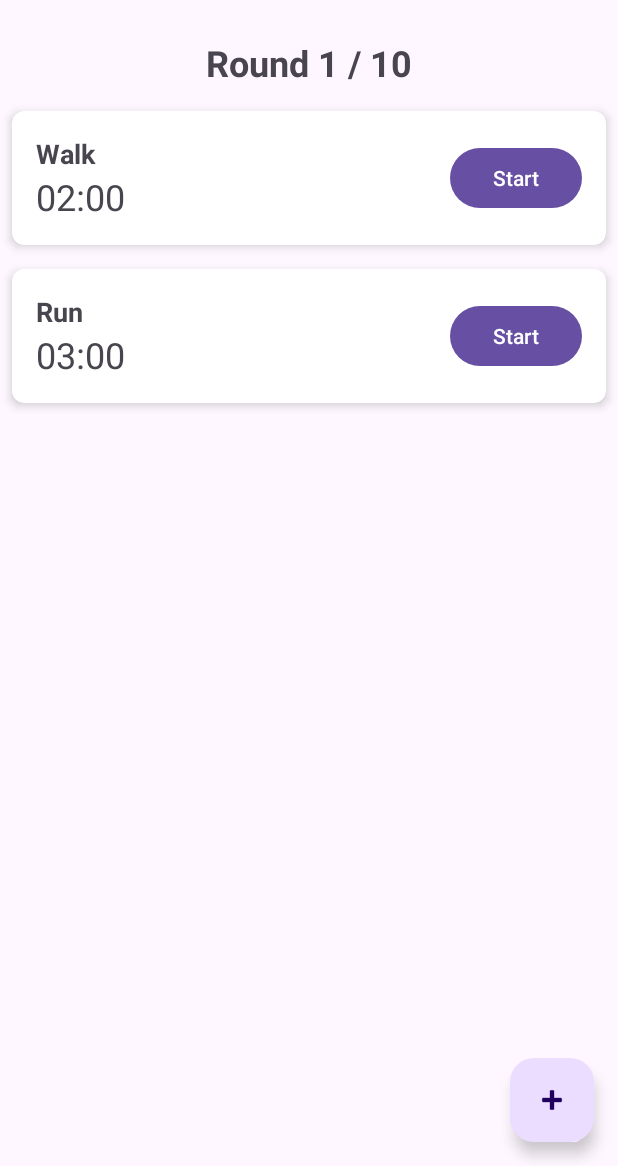
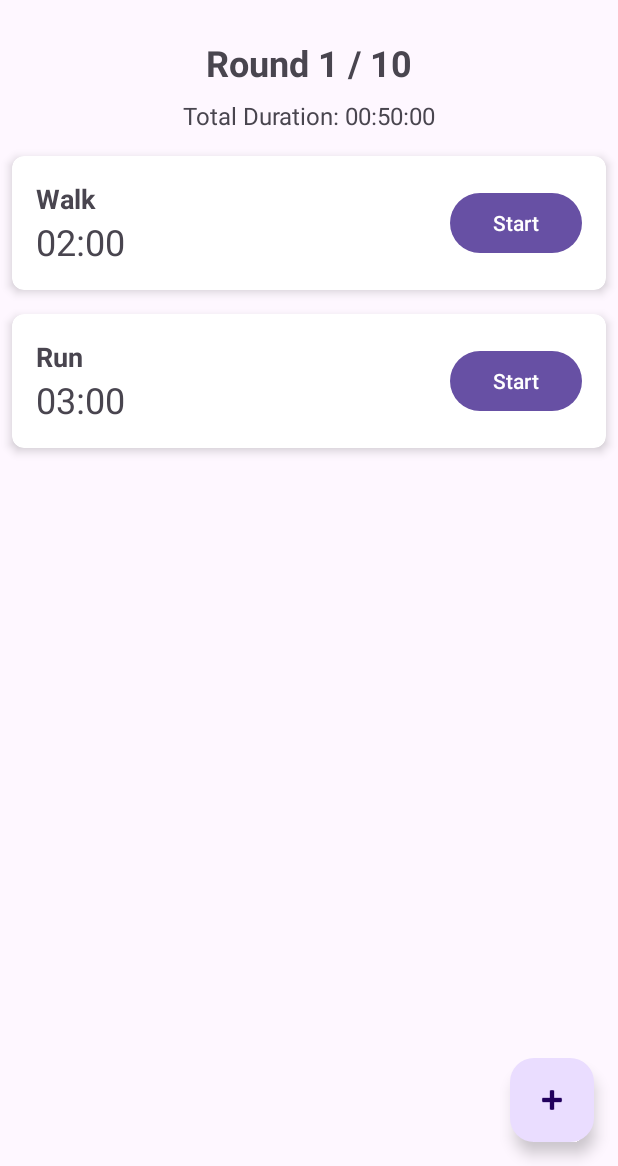
Before and after one commit to jplozf/Cronos, an Android app: the screen it shows after launch (MainActivity), on a phone screen of 412 x 824 dp, the part 70-1236 px from its top. Run offline under Robolectric (Android 15) with nearby library versions, the phone set to English and light mode, and no system bars.

Commit message:
add total duration

```diff
--- a/app/src/main/java/fr/ozf/cronos/MainActivity.java
+++ b/app/src/main/java/fr/ozf/cronos/MainActivity.java
@@ -15,6 +15,7 @@ import androidx.recyclerview.widget.RecyclerView;
 import java.util.ArrayList;
 import java.util.List;
 import java.util.Locale;
+import java.util.concurrent.TimeUnit;
 
 import fr.ozf.cronos.databinding.ActivityMainBinding;
 
@@ -28,6 +29,7 @@ public class MainActivity extends AppCompatActivity implements TimerAdapter.OnTi
     private TimerAdapter timerAdapter;
     private List<Timer> timerList;
     private TextView roundDisplayTextView;
+    private TextView totalDurationTextView;
     private int currentRound = 1;
     private int totalRounds = 10; // Default total rounds
 
@@ -41,6 +43,7 @@ public class MainActivity extends AppCompatActivity implements TimerAdapter.OnTi
         setSupportActionBar(binding.toolbar);
 
         roundDisplayTextView = findViewById(R.id.round_display_text_view);
+        totalDurationTextView = findViewById(R.id.total_duration_text_view);
         updateRoundDisplay();
 
         roundDisplayTextView.setOnClickListener(v -> {
@@ -61,6 +64,7 @@ public class MainActivity extends AppCompatActivity implements TimerAdapter.OnTi
                             currentRound = 1; // Reset current round if it exceeds new total
                         }
                         updateRoundDisplay();
+                        updateTotalDurationDisplay(); // Update total duration after changing total rounds
                         Toast.makeText(this, "Total rounds updated", Toast.LENGTH_SHORT).show();
                     } else {
                         Toast.makeText(this, "Total rounds must be greater than 0", Toast.LENGTH_SHORT).show();
@@ -83,6 +87,8 @@ public class MainActivity extends AppCompatActivity implements TimerAdapter.OnTi
         timerAdapter = new TimerAdapter(timerList, this, this, this);
         timerRecyclerView.setAdapter(timerAdapter);
 
+        updateTotalDurationDisplay(); // Initial update of total duration
+
         binding.fab.setOnClickListener(new View.OnClickListener() {
             @Override
             public void onClick(View view) {
@@ -90,6 +96,7 @@ public class MainActivity extends AppCompatActivity implements TimerAdapter.OnTi
                 timerList.add(new Timer("New Timer", 1 * 60 * 1000)); // Default 1 minute timer
                 timerAdapter.notifyItemInserted(newItemPosition);
                 timerRecyclerView.scrollToPosition(newItemPosition);
+                updateTotalDurationDisplay(); // Update total duration after adding a timer
             }
         });
     }
@@ -147,6 +154,8 @@ public class MainActivity extends AppCompatActivity implements TimerAdapter.OnTi
             timer.setRunning(false);
             timerAdapter.notifyItemChanged(position);
 
+            updateTotalDurationDisplay(); // Update total duration after editing a timer
+
             Toast.makeText(this, "Timer updated", Toast.LENGTH_SHORT).show();
         });
         builder.setNegativeButton("Cancel", (dialog, which) -> dialog.cancel());
@@ -158,6 +167,7 @@ public class MainActivity extends AppCompatActivity implements TimerAdapter.OnTi
             timerList.remove(position);
             timerAdapter.notifyItemRemoved(position);
             alertDialog.dismiss(); // Dismiss the created dialog
+            updateTotalDurationDisplay(); // Update total duration after deleting a timer
             Toast.makeText(this, "Timer deleted", Toast.LENGTH_SHORT).show();
         });
 
@@ -177,4 +187,19 @@ public class MainActivity extends AppCompatActivity implements TimerAdapter.OnTi
     private void updateRoundDisplay() {
         roundDisplayTextView.setText(String.format(Locale.getDefault(), "Round %d / %d", currentRound, totalRounds));
     }
+
+    private void updateTotalDurationDisplay() {
+        long totalMillis = 0;
+        for (Timer timer : timerList) {
+            totalMillis += timer.getTotalTimeInMillis();
+        }
+        totalMillis *= totalRounds;
+
+        long hours = TimeUnit.MILLISECONDS.toHours(totalMillis);
+        long minutes = TimeUnit.MILLISECONDS.toMinutes(totalMillis) - TimeUnit.HOURS.toMinutes(hours);
+        long seconds = TimeUnit.MILLISECONDS.toSeconds(totalMillis) - TimeUnit.MINUTES.toSeconds(TimeUnit.MILLISECONDS.toMinutes(totalMillis));
+
+        String formattedDuration = String.format(Locale.getDefault(), "Total Duration: %02d:%02d:%02d", hours, minutes, seconds);
+        totalDurationTextView.setText(formattedDuration);
+    }
 }
--- a/app/src/main/res/layout/content_main.xml
+++ b/app/src/main/res/layout/content_main.xml
@@ -18,6 +18,18 @@
         app:layout_constraintStart_toStartOf="parent"
         app:layout_constraintEnd_toEndOf="parent" />
 
+    <TextView
+        android:id="@+id/total_duration_text_view"
+        android:layout_width="0dp"
+        android:layout_height="wrap_content"
+        android:text="Total Duration: 00:00"
+        android:textSize="16sp"
+        android:gravity="center"
+        android:paddingBottom="8dp"
+        app:layout_constraintTop_toBottomOf="@id/round_display_text_view"
+        app:layout_constraintStart_toStartOf="parent"
+        app:layout_constraintEnd_toEndOf="parent" />
+
     <androidx.recyclerview.widget.RecyclerView
         android:id="@+id/timer_list_recycler_view"
         android:layout_width="0dp"
@@ -25,5 +37,5 @@
         app:layout_constraintBottom_toBottomOf="parent"
         app:layout_constraintEnd_toEndOf="parent"
         app:layout_constraintStart_toStartOf="parent"
-        app:layout_constraintTop_toBottomOf="@id/round_display_text_view" />
+        app:layout_constraintTop_toBottomOf="@id/total_duration_text_view" />
 </androidx.constraintlayout.widget.ConstraintLayout>
```
